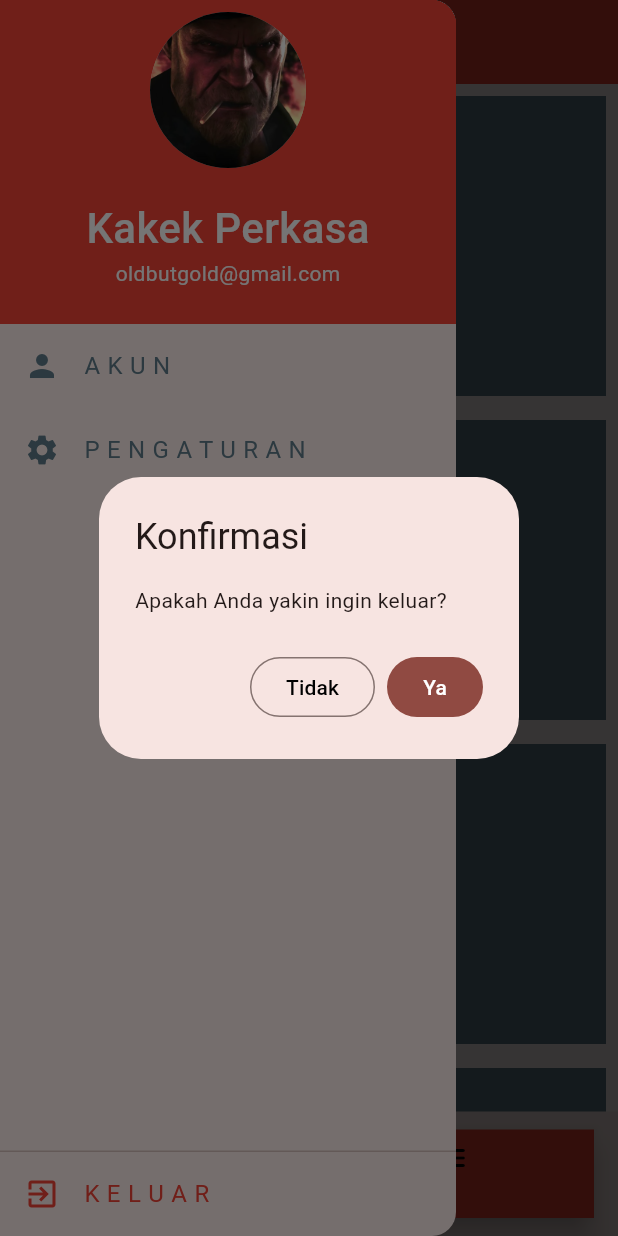
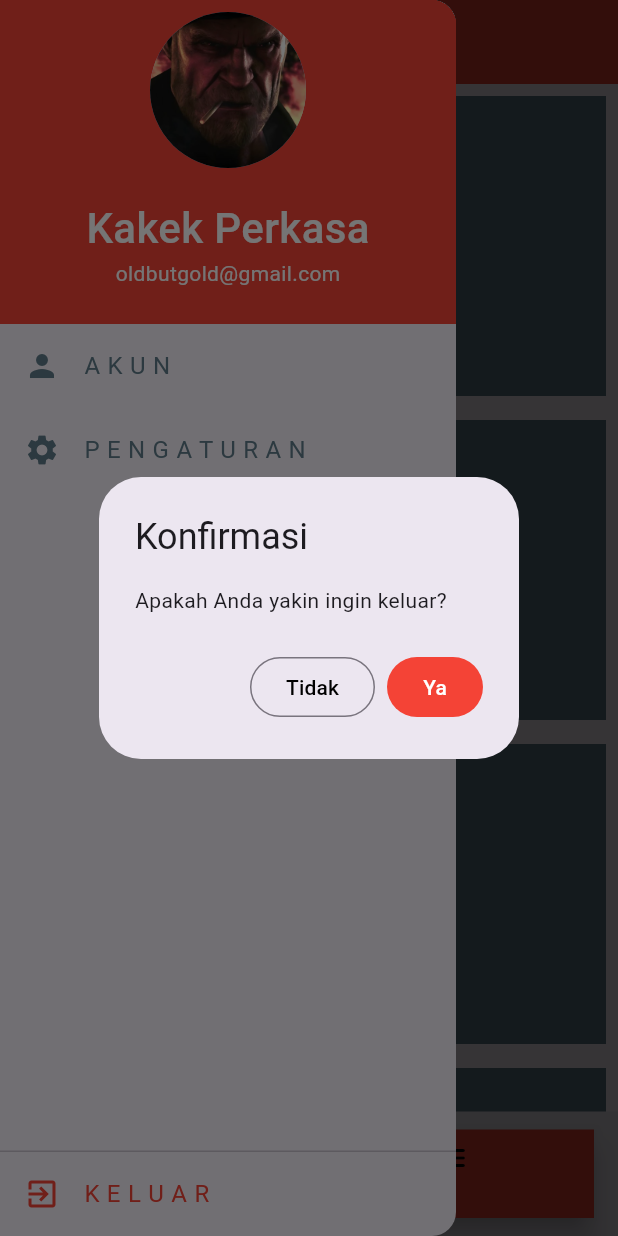
Before and after one commit to DescaMr/porto-project, a Flutter app: the screen it shows after launch, in the side drawer, after a tap on "K E L U A R", on a phone screen of 412 x 824 dp. Run offline on Flutter 3.47's test engine with Material 3 defaults, Android fonts, the phone set to English and light mode, and no system bars; our stand-ins replace animated_splash_screen.

Commit message:
add Splash Screen

```diff
--- /dev/null
+++ b/lib/components/splash_Screen.dart
@@ -0,0 +1,43 @@
+import 'package:flutter/material.dart';
+import 'package:animated_splash_screen/animated_splash_screen.dart';
+import 'package:porto_project/ui/home_screen.dart';
+
+class SplashScreen extends StatefulWidget {
+  const SplashScreen({super.key});
+
+  @override
+  State<SplashScreen> createState() => _SplashScreenState();
+}
+
+class _SplashScreenState extends State<SplashScreen> {
+  @override
+  Widget build(BuildContext context) {
+    return MaterialApp(
+      debugShowCheckedModeBanner: false,
+      home: AnimatedSplashScreen(
+        splash: Column(
+          mainAxisAlignment: MainAxisAlignment.center,
+          children: [
+            Image.asset(
+              'assets/komeng.png',
+              width: 300,
+            ),
+            const Text(
+              "KOMENG UHUY",
+              style: TextStyle(
+                fontSize: 35,
+                fontWeight: FontWeight.bold,
+                color: Colors.black,
+              ),
+            ),
+          ],
+        ),
+        splashIconSize: 300,
+        splashTransition: SplashTransition.fadeTransition,
+        duration: 3000,
+        backgroundColor: Colors.white,
+        nextScreen: MyHomePage(),
+      ),
+    );
+  }
+}
--- a/lib/main.dart
+++ b/lib/main.dart
@@ -1,5 +1,6 @@
 import 'package:flutter/material.dart';
-import 'ui/home_screen.dart';
+import 'package:porto_project/components/splash_Screen.dart';
+// import 'ui/home_screen.dart';
 
 void main() {
   runApp(MyApp());
@@ -15,7 +16,7 @@
         colorScheme: ColorScheme.fromSeed(seedColor: Colors.red),
         useMaterial3: true,
       ),
-      home: MyHomePage(),
+      home: SplashScreen(),
     );
   }
 }
--- a/lib/ui/home_screen.dart
+++ b/lib/ui/home_screen.dart
@@ -195,7 +195,16 @@
             title:
                 const Text('K E L U A R', style: TextStyle(color: Colors.red)),
             onTap: () {
-              showDialog(
+              _showDialogAlertDialog(context);
+            },
+          ),
+        ],
+      ),
+    );
+  }
+
+  Future<dynamic> _showDialogAlertDialog(BuildContext context) {
+    return showDialog(
         context: context,
         builder: (BuildContext context) {
           return AlertDialog(
@@ -219,14 +228,12 @@
                   "Ya",
                   style: TextStyle(color: Colors.white),
                 ),
+                style: ButtonStyle(
+                  backgroundColor: MaterialStateProperty.all<Color>(Colors.red),
+                ),
               )
             ],
           );
         });
-            },
-          ),
-        ],
-      ),
-    );
   }
 }
--- a/pubspec.yaml
+++ b/pubspec.yaml
@@ -35,6 +35,7 @@
   # The following adds the Cupertino Icons font to your application.
   # Use with the CupertinoIcons class for iOS style icons.
   cupertino_icons: ^1.0.6
+  animated_splash_screen: ^1.3.0
 
 dev_dependencies:
   flutter_test:
```
Also changed, not shown: assets/komeng.png (added), pubspec.lock. Lines whose indentation alone changed are shown as unchanged.
